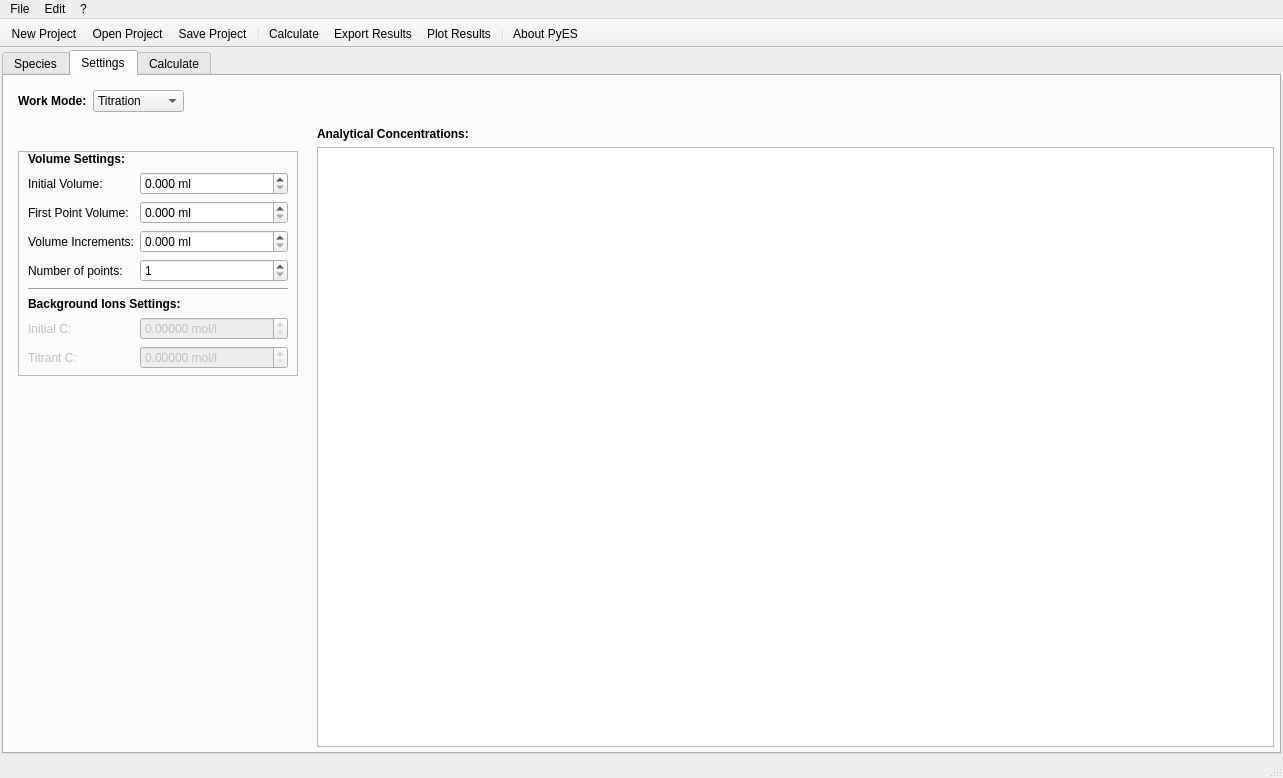
Qt form src/main/python/pyes/ui/PyES_main.ui (Kastakin/PyES) before a commit.
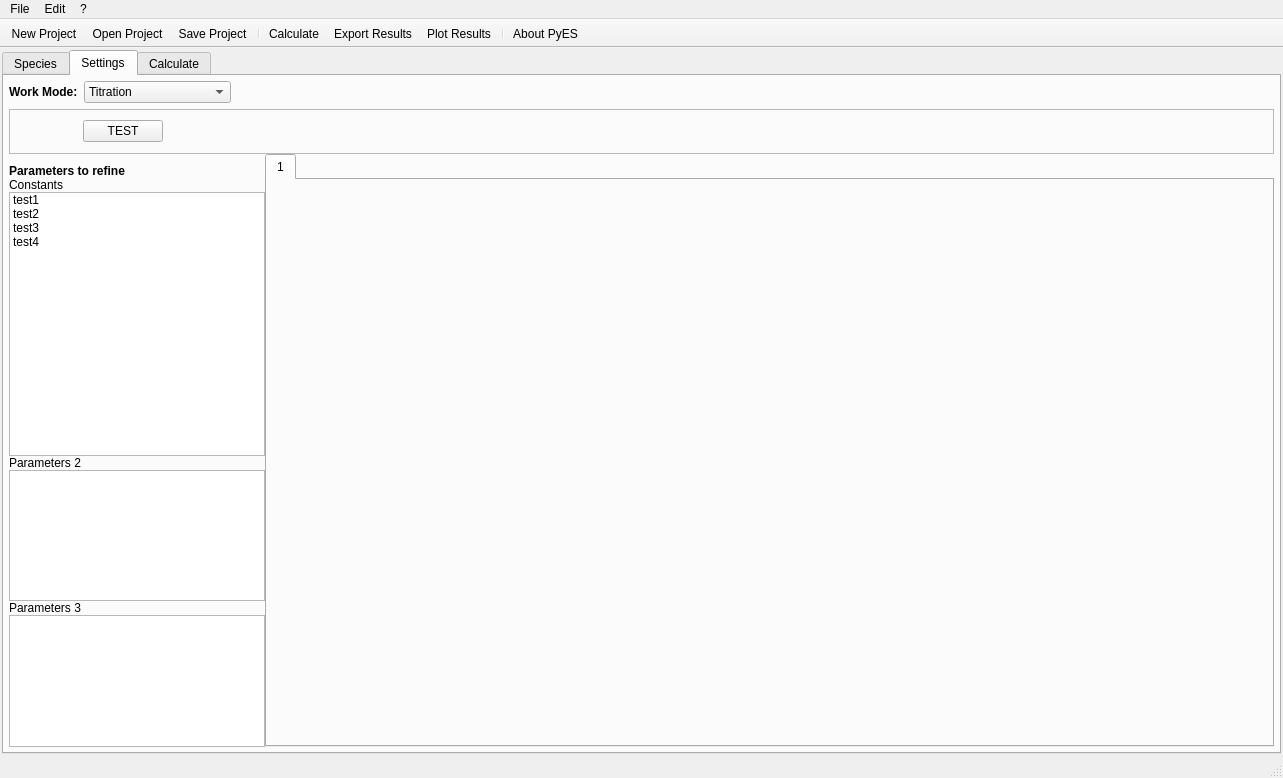
The same form after that commit. The open tabs and pages were chosen to show the change. Icons and pictures are not drawn. Custom widgets are drawn as their Qt base class.

Diff of the .ui file:
```diff
--- a/src/main/python/pyes/ui/PyES_main.ui
+++ b/src/main/python/pyes/ui/PyES_main.ui
@@ -48,7 +48,7 @@
        <enum>QTabWidget::Rounded</enum>
       </property>
       <property name="currentIndex">
-       <number>0</number>
+       <number>1</number>
       </property>
       <property name="usesScrollButtons">
        <bool>false</bool>
@@ -1392,6 +1392,18 @@
            </sizepolicy>
           </property>
           <layout class="QHBoxLayout" name="horizontalLayout_2">
+           <property name="leftMargin">
+            <number>0</number>
+           </property>
+           <property name="topMargin">
+            <number>0</number>
+           </property>
+           <property name="rightMargin">
+            <number>0</number>
+           </property>
+           <property name="bottomMargin">
+            <number>0</number>
+           </property>
            <item>
             <widget class="QLabel" name="dmode_label">
              <property name="sizePolicy">
@@ -1429,11 +1441,38 @@
                <string>Distribution</string>
               </property>
              </item>
+             <item>
+              <property name="text">
+               <string>Refine Potentiometric</string>
+              </property>
+             </item>
             </widget>
            </item>
           </layout>
          </widget>
         </item>
+        <item>
+         <widget class="QStackedWidget" name="mode_views">
+          <property name="currentIndex">
+           <number>1</number>
+          </property>
+          <widget class="QWidget" name="pyes_modes">
+           <layout class="QHBoxLayout" name="horizontalLayout_7">
+            <property name="spacing">
+             <number>0</number>
+            </property>
+            <property name="leftMargin">
+             <number>0</number>
+            </property>
+            <property name="topMargin">
+             <number>0</number>
+            </property>
+            <property name="rightMargin">
+             <number>0</number>
+            </property>
+            <property name="bottomMargin">
+             <number>0</number>
+            </property>
         <item>
          <widget class="QWidget" name="dmode0Input" native="true">
           <property name="sizePolicy">
@@ -1450,7 +1489,7 @@
             <number>0</number>
            </property>
            <property name="rightMargin">
-            <number>0</number>
+                <number>100</number>
            </property>
            <property name="bottomMargin">
             <number>0</number>
@@ -2011,6 +2050,223 @@
         </item>
        </layout>
       </widget>
+          <widget class="QWidget" name="bstac_modes">
+           <layout class="QVBoxLayout" name="verticalLayout_10">
+            <property name="spacing">
+             <number>0</number>
+            </property>
+            <property name="leftMargin">
+             <number>0</number>
+            </property>
+            <property name="topMargin">
+             <number>0</number>
+            </property>
+            <property name="rightMargin">
+             <number>0</number>
+            </property>
+            <property name="bottomMargin">
+             <number>0</number>
+            </property>
+            <item>
+             <widget class="QFrame" name="frame_3">
+              <property name="sizePolicy">
+               <sizepolicy hsizetype="Preferred" vsizetype="Maximum">
+                <horstretch>0</horstretch>
+                <verstretch>0</verstretch>
+               </sizepolicy>
+              </property>
+              <property name="frameShape">
+               <enum>QFrame::StyledPanel</enum>
+              </property>
+              <property name="frameShadow">
+               <enum>QFrame::Raised</enum>
+              </property>
+              <layout class="QHBoxLayout" name="horizontalLayout_11">
+               <item>
+                <widget class="QToolButton" name="add_titration">
+                 <property name="text">
+                  <string/>
+                 </property>
+                 <property name="icon">
+                  <iconset resource="../../../resources/base/resources.qrc">
+                   <normaloff>:/icons/plus.png</normaloff>:/icons/plus.png</iconset>
+                 </property>
+                 <property name="iconSize">
+                  <size>
+                   <width>18</width>
+                   <height>18</height>
+                  </size>
+                 </property>
+                 <property name="autoRaise">
+                  <bool>true</bool>
+                 </property>
+                </widget>
+               </item>
+               <item>
+                <widget class="QToolButton" name="remove_titration">
+                 <property name="text">
+                  <string/>
+                 </property>
+                 <property name="icon">
+                  <iconset resource="../../../resources/base/resources.qrc">
+                   <normaloff>:/icons/minus.png</normaloff>:/icons/minus.png</iconset>
+                 </property>
+                 <property name="iconSize">
+                  <size>
+                   <width>18</width>
+                   <height>18</height>
+                  </size>
+                 </property>
+                 <property name="autoRaise">
+                  <bool>true</bool>
+                 </property>
+                </widget>
+               </item>
+               <item>
+                <widget class="QPushButton" name="pushButton">
+                 <property name="text">
+                  <string>TEST</string>
+                 </property>
+                </widget>
+               </item>
+               <item>
+                <spacer name="horizontalSpacer_4">
+                 <property name="orientation">
+                  <enum>Qt::Horizontal</enum>
+                 </property>
+                 <property name="sizeHint" stdset="0">
+                  <size>
+                   <width>40</width>
+                   <height>20</height>
+                  </size>
+                 </property>
+                </spacer>
+               </item>
+              </layout>
+             </widget>
+            </item>
+            <item>
+             <layout class="QHBoxLayout" name="horizontalLayout_13" stretch="0,1">
+              <item>
+               <layout class="QVBoxLayout" name="verticalLayout_13" stretch="0,0,2,0,1,0,1">
+                <property name="topMargin">
+                 <number>10</number>
+                </property>
+                <item>
+                 <widget class="QLabel" name="label_7">
+                  <property name="text">
+                   <string>&lt;html&gt;&lt;head/&gt;&lt;body&gt;&lt;p&gt;&lt;span style=&quot; font-weight:700;&quot;&gt;Parameters to refine&lt;/span&gt;&lt;/p&gt;&lt;/body&gt;&lt;/html&gt;</string>
+                  </property>
+                 </widget>
+                </item>
+                <item>
+                 <widget class="QLabel" name="label">
+                  <property name="text">
+                   <string>Constants</string>
+                  </property>
+                 </widget>
+                </item>
+                <item>
+                 <widget class="QListWidget" name="listWidget">
+                  <item>
+                   <property name="text">
+                    <string>test1</string>
+                   </property>
+                   <property name="checkState">
+                    <enum>Unchecked</enum>
+                   </property>
+                   <property name="flags">
+                    <set>ItemIsSelectable|ItemIsUserCheckable|ItemIsEnabled</set>
+                   </property>
+                  </item>
+                  <item>
+                   <property name="text">
+                    <string>test2</string>
+                   </property>
+                   <property name="checkState">
+                    <enum>Unchecked</enum>
+                   </property>
+                   <property name="flags">
+                    <set>ItemIsSelectable|ItemIsUserCheckable|ItemIsEnabled</set>
+                   </property>
+                  </item>
+                  <item>
+                   <property name="text">
+                    <string>test3</string>
+                   </property>
+                   <property name="checkState">
+                    <enum>Unchecked</enum>
+                   </property>
+                   <property name="flags">
+                    <set>ItemIsSelectable|ItemIsUserCheckable|ItemIsEnabled</set>
+                   </property>
+                  </item>
+                  <item>
+                   <property name="text">
+                    <string>test4</string>
+                   </property>
+                   <property name="checkState">
+                    <enum>Unchecked</enum>
+                   </property>
+                   <property name="flags">
+                    <set>ItemIsSelectable|ItemIsUserCheckable|ItemIsEnabled</set>
+                   </property>
+                  </item>
+                 </widget>
+                </item>
+                <item>
+                 <widget class="QLabel" name="label_5">
+                  <property name="text">
+                   <string>Parameters 2</string>
+                  </property>
+                 </widget>
+                </item>
+                <item>
+                 <widget class="QListWidget" name="listWidget_2"/>
+                </item>
+                <item>
+                 <widget class="QLabel" name="label_6">
+                  <property name="text">
+                   <string>Parameters 3</string>
+                  </property>
+                 </widget>
+                </item>
+                <item>
+                 <widget class="QListWidget" name="listWidget_3"/>
+                </item>
+               </layout>
+              </item>
+              <item>
+               <widget class="QTabWidget" name="titration_tabs">
+                <property name="currentIndex">
+                 <number>0</number>
+                </property>
+                <widget class="QWidget" name="tab">
+                 <property name="sizePolicy">
+                  <sizepolicy hsizetype="Expanding" vsizetype="Expanding">
+                   <horstretch>0</horstretch>
+                   <verstretch>0</verstretch>
+                  </sizepolicy>
+                 </property>
+                 <attribute name="title">
+                  <string>1</string>
+                 </attribute>
+                 <layout class="QHBoxLayout" name="horizontalLayout_12">
+                  <item>
+                   <widget class="inputTitrationOpt" name="widget_5" native="true"/>
+                  </item>
+                 </layout>
+                </widget>
+               </widget>
+              </item>
+             </layout>
+            </item>
+           </layout>
+          </widget>
+         </widget>
+        </item>
+       </layout>
+      </widget>
       <widget class="QWidget" name="Calc">
        <attribute name="title">
         <string>Calculate</string>
@@ -2371,6 +2627,12 @@
    <extends>QComboBox</extends>
    <header>ui.widgets</header>
   </customwidget>
+  <customwidget>
+   <class>inputTitrationOpt</class>
+   <extends>QWidget</extends>
+   <header>ui.widgets</header>
+   <container>1</container>
+  </customwidget>
  </customwidgets>
  <resources>
   <include location="../../../resources/base/resources.qrc"/>
```
Left out of the diff: 54 changed lines with no effect on the pictures. Lines whose indentation alone changed are shown as unchanged.
